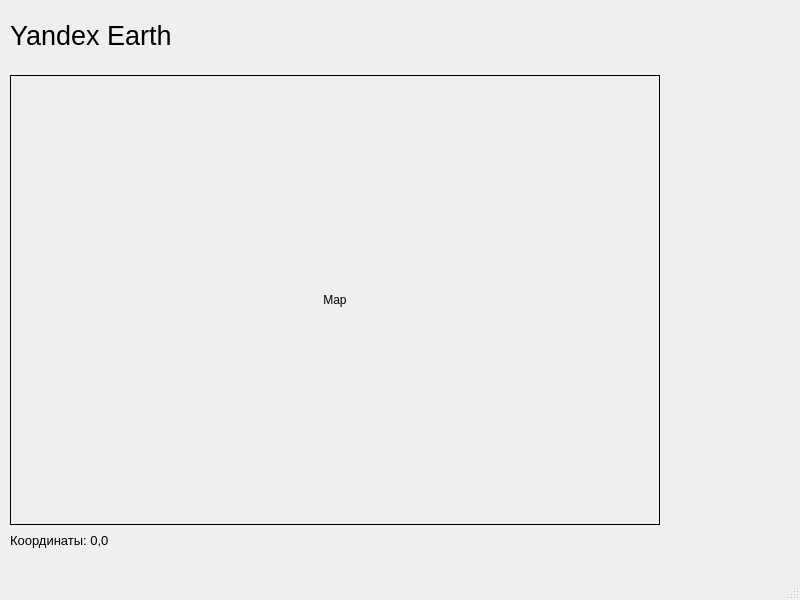
First picture: the form in main.ui, repository echpo4mak/Yandex.API, before the edit.
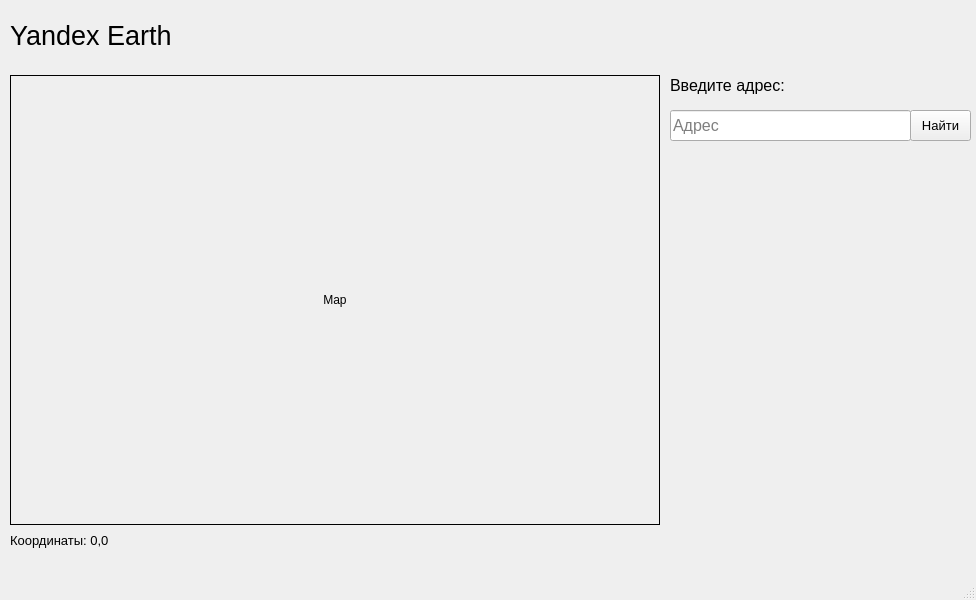
Second picture: the form after the edit.

Commit message: Поиск работает

```diff
--- a/main.ui
+++ b/main.ui
@@ -6,7 +6,7 @@
    <rect>
     <x>0</x>
     <y>0</y>
-    <width>800</width>
+    <width>976</width>
     <height>600</height>
    </rect>
   </property>
@@ -69,6 +69,63 @@
      <string>Координаты: 0,0</string>
     </property>
    </widget>
+   <widget class="QLineEdit" name="address_input">
+    <property name="geometry">
+     <rect>
+      <x>670</x>
+      <y>110</y>
+      <width>241</width>
+      <height>31</height>
+     </rect>
+    </property>
+    <property name="font">
+     <font>
+      <pointsize>12</pointsize>
+     </font>
+    </property>
+    <property name="text">
+     <string/>
+    </property>
+    <property name="placeholderText">
+     <string>Адрес</string>
+    </property>
+   </widget>
+   <widget class="QLabel" name="label">
+    <property name="geometry">
+     <rect>
+      <x>670</x>
+      <y>70</y>
+      <width>231</width>
+      <height>31</height>
+     </rect>
+    </property>
+    <property name="font">
+     <font>
+      <pointsize>12</pointsize>
+     </font>
+    </property>
+    <property name="text">
+     <string>Введите адрес:</string>
+    </property>
+   </widget>
+   <widget class="QPushButton" name="find_button">
+    <property name="geometry">
+     <rect>
+      <x>910</x>
+      <y>110</y>
+      <width>61</width>
+      <height>31</height>
+     </rect>
+    </property>
+    <property name="font">
+     <font>
+      <pointsize>10</pointsize>
+     </font>
+    </property>
+    <property name="text">
+     <string>Найти</string>
+    </property>
+   </widget>
   </widget>
   <widget class="QMenuBar" name="menubar">
    <property name="geometry">
```
Left out of the diff: 2 changed lines with no effect on the pictures. The commit also changes 2 other files.
